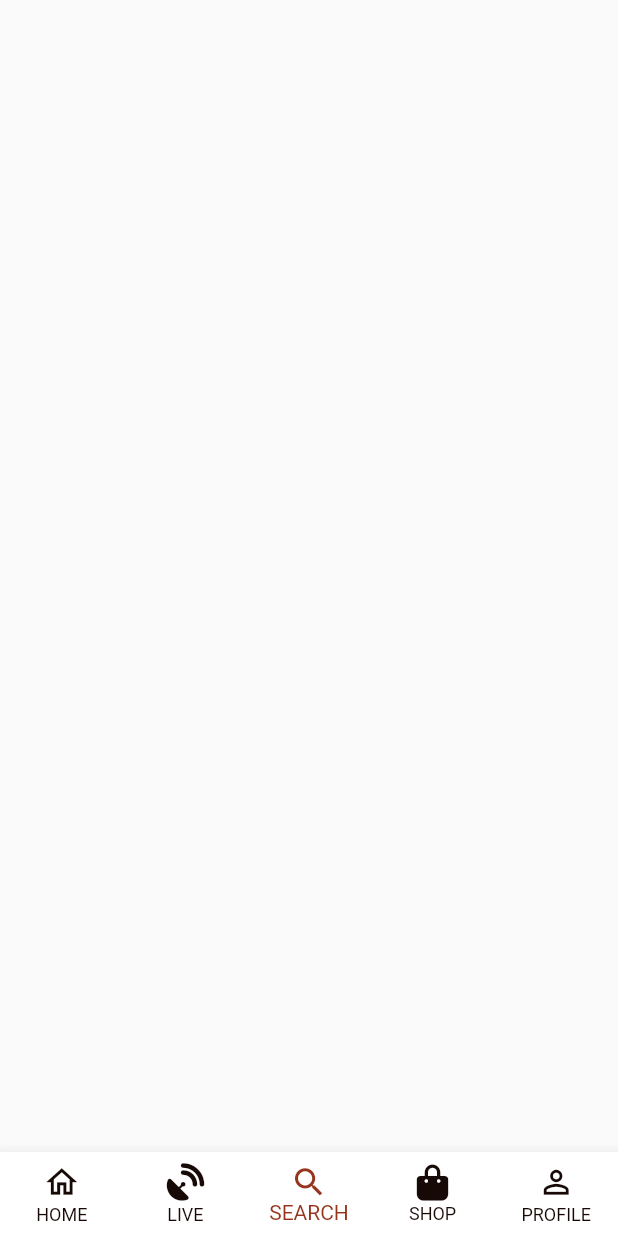
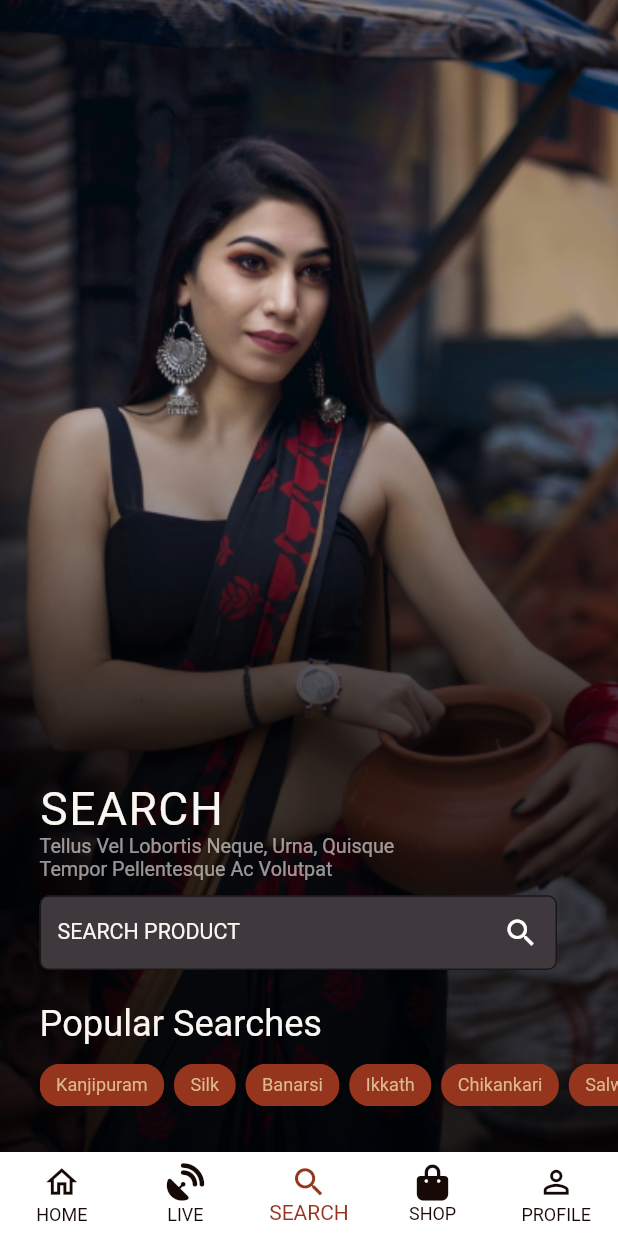
Before and after one commit to Sohag-84/poonolil_textiles_ui, a Flutter app: the NavigationBar screen opened by its route, item 3 of the bottom bar chosen, on a phone screen of 412 x 824 dp. Run offline on Flutter 3.47's test engine with Material 2 defaults, Android fonts, the phone set to English and light mode, and no system bars; our stand-ins replace flutter_screenutil, font_awesome_flutter, get.

Commit message:
Search page designed

```diff
--- a/lib/views/navigation/search_screen.dart
+++ b/lib/views/navigation/search_screen.dart
@@ -1,10 +1,125 @@
+// ignore_for_file: prefer_const_constructors
+
 import 'package:flutter/material.dart';
+import 'package:flutter_screenutil/flutter_screenutil.dart';
+
+import '../../constant/colors.dart';
 
 class SearchScreen extends StatelessWidget {
-  const SearchScreen({Key? key}) : super(key: key);
+  SearchScreen({Key? key}) : super(key: key);
+
+  final List<String> _categories = [
+    'Kanjipuram',
+    'Silk',
+    'Banarsi',
+    'Ikkath',
+    'Chikankari',
+    'Salwar',
+    'Kanjeevaram',
+    'Tussar'
+  ];
 
   @override
   Widget build(BuildContext context) {
-    return Container();
+    return Container(
+      width: double.infinity,
+      decoration: BoxDecoration(
+        image: DecorationImage(
+          image: AssetImage('images/img_10.png'),
+          fit: BoxFit.cover,
+        ),
+      ),
+      child: Padding(
+        padding: EdgeInsets.only(left: 24.w, bottom: 30.h),
+        child: Column(
+          crossAxisAlignment: CrossAxisAlignment.start,
+          mainAxisAlignment: MainAxisAlignment.end,
+          children: [
+            Text(
+              "SEARCH",
+              style: TextStyle(
+                fontSize: 28.sp,
+                fontWeight: FontWeight.w400,
+                color: Colour.white_color,
+                letterSpacing: 1,
+              ),
+            ),
+            Text(
+              "Tellus Vel Lobortis Neque, Urna, Quisque\nTempor Pellentesque Ac Volutpat",
+              style: TextStyle(
+                fontSize: 12.sp,
+                fontWeight: FontWeight.w400,
+                color: Colour.white_color.withOpacity(.60),
+              ),
+            ),
+            SizedBox(height: 10.h),
+            SizedBox(
+              width: 314.w,
+              height: 49.h,
+              child: TextFormField(
+                decoration: InputDecoration(
+                  fillColor: Color(0xFF3F393D),
+                  filled: true,
+                  hintText: "SEARCH PRODUCT",
+                  hintStyle: TextStyle(
+                    fontWeight: FontWeight.w400,
+                    fontSize: 13.sp,
+                    color: Colour.white_color,
+                  ),
+                  suffixIcon: Icon(
+                    Icons.search_outlined,
+                    color: Colors.white,
+                  ),
+                  border: OutlineInputBorder(
+                    borderRadius: BorderRadius.circular(6.r),
+                  ),
+                ),
+              ),
+            ),
+            SizedBox(height: 22.h),
+            Text(
+              "Popular Searches",
+              style: TextStyle(
+                fontSize: 22.sp,
+                fontWeight: FontWeight.w400,
+                color: Colour.white_color,
+              ),
+            ),
+            SizedBox(height: 12.h),
+            SizedBox(
+              height: 28.h,
+              child: ListView.builder(
+                scrollDirection: Axis.horizontal,
+                  itemCount: _categories.length,
+                  itemBuilder: (context, index) {
+                    return Padding(
+                      padding: EdgeInsets.only(right: 6.w),
+                      child: Container(
+                        height: 27.h,
+                        decoration: BoxDecoration(
+                          color: Colour.primary_color,
+                          borderRadius: BorderRadius.circular(13.5.r),
+                        ),
+                        child: Center(
+                          child: Padding(
+                            padding: EdgeInsets.only(left: 10.w,right: 10.w),
+                            child: Text(
+                              _categories[index],
+                              style: TextStyle(
+                                fontWeight: FontWeight.w400,
+                                fontSize: 11.sp,
+                                color: Colour.secondary_color,
+                              ),
+                            ),
+                          ),
+                        ),
+                      ),
+                    );
+                  }),
+            )
+          ],
+        ),
+      ),
+    );
   }
 }
```
